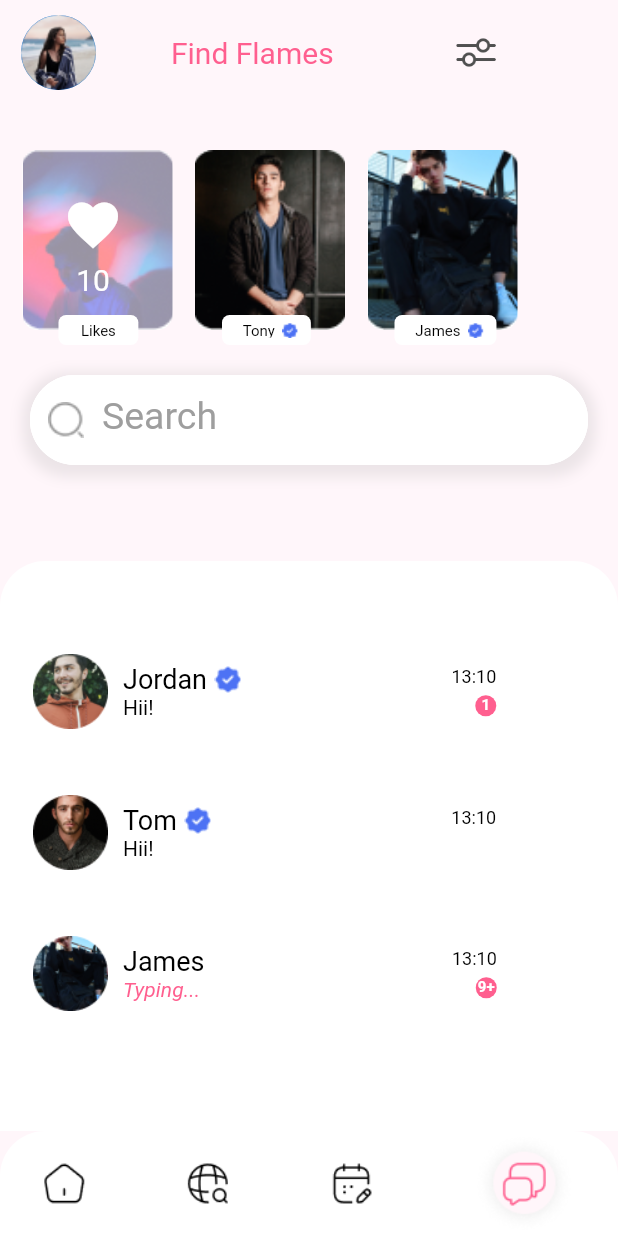
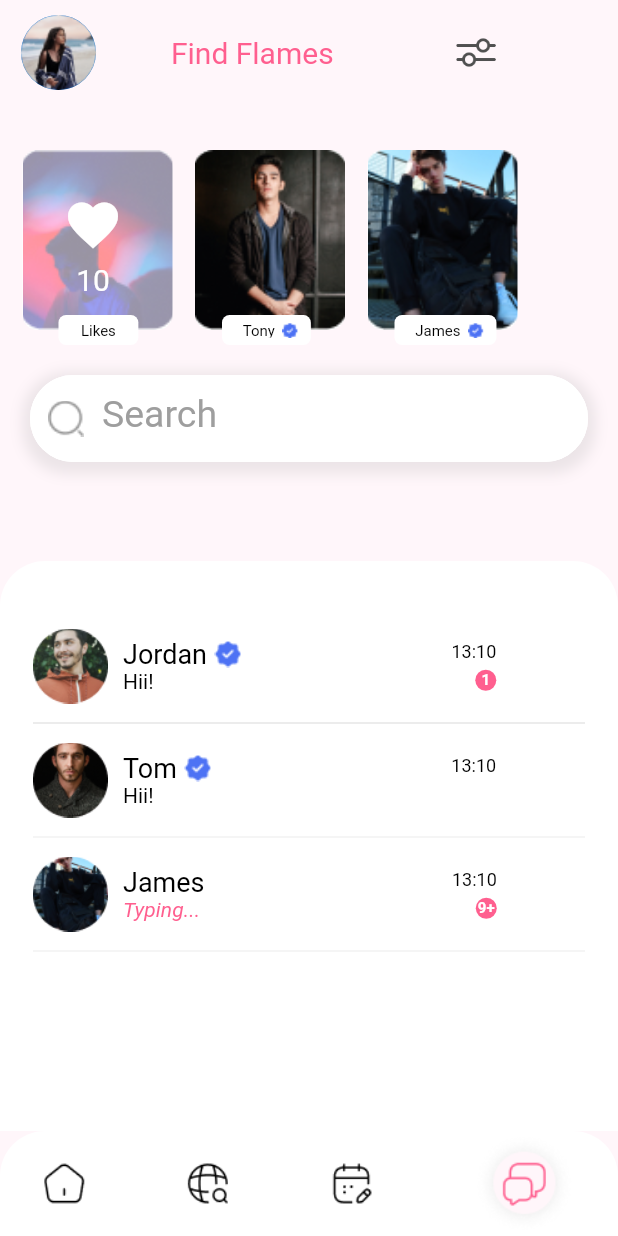
Before and after one commit to rohit0407rai/Love_Chat, a Flutter app: the screen it shows after launch, on a phone screen of 412 x 824 dp. Run offline on Flutter 3.47's test engine with Material 2 defaults, Android fonts, the phone set to English and light mode, and no system bars.

Commit message:
Second Commit

```diff
--- a/lib/ui/home_page.dart
+++ b/lib/ui/home_page.dart
@@ -98,6 +98,9 @@ class HomePage extends StatelessWidget {
                         color: Color(0xffFF5F8F),
                         width: 140,
                       ),
+                      Padding(padding: EdgeInsets.symmetric(horizontal: 22),
+                      child:Divider(thickness: 0.1,color: Colors.black,)
+                      ),
                       ListContainer(
                         imageAsset: 'assets/images/Tom.png',
                         name: 'Tom',
@@ -107,6 +110,9 @@ class HomePage extends StatelessWidget {
                         color: Color(0xffFFFFFF),
                         width: 160,
                       ),
+                      Padding(padding: EdgeInsets.symmetric(horizontal: 22),
+                          child:Divider(thickness: 0.05,color: Colors.black,)
+                      ),
                       ListContainer(
                           imageAsset: 'assets/images/James.png',
                           name: 'James',
@@ -115,6 +121,9 @@ class HomePage extends StatelessWidget {
                           remaining: '9+',
                           color: Color(0xffFF5F8F),
                           width: 155),
+                      Padding(padding: EdgeInsets.symmetric(horizontal: 22),
+                          child:Divider(thickness: 0.05,color: Colors.black,)
+                      ),
                     ],
                   )),
             ),
--- a/lib/widgets/list_container.dart
+++ b/lib/widgets/list_container.dart
@@ -24,7 +24,7 @@ class ListContainer extends StatelessWidget {
   @override
   Widget build(BuildContext context) {
     return Padding(
-      padding: const EdgeInsets.all(22.0),
+      padding: const EdgeInsets.symmetric(horizontal: 22.0,vertical: 5),
       child: Container(
         child: Row(
           children: [
--- a/lib/widgets/search_field.dart
+++ b/lib/widgets/search_field.dart
@@ -6,7 +6,8 @@ class SearchBar extends StatelessWidget {
   @override
   Widget build(BuildContext context) {
     return Container(
-      height: 60,
+      height: 58,
+
       decoration: BoxDecoration(
         color: Colors.white,
         borderRadius: BorderRadius.circular(30),
```
